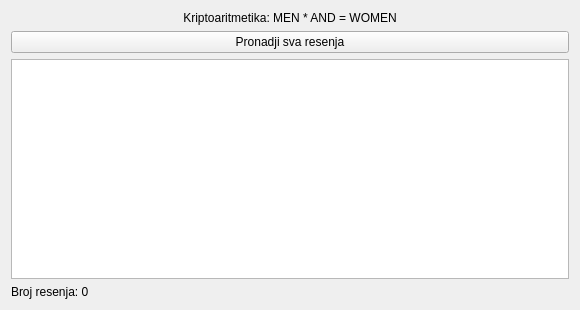
Old version of the form component/PENDING_EDITS/E_09_1/main.ui in the repository matf-pp/Materials.
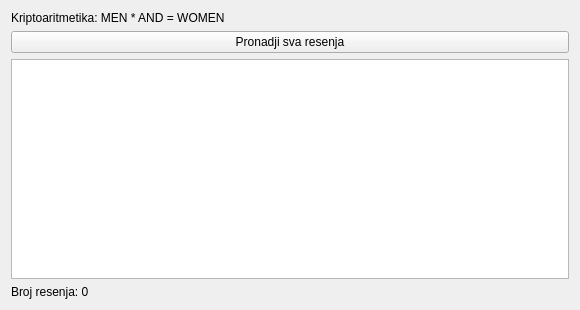
New version of the form.

Commit message: Rename component examples

Patch:
```diff
--- a/component/PENDING_EDITS/E_09_1/main.ui
+++ b/component/PENDING_EDITS/E_09_1/main.ui
@@ -19,9 +19,6 @@
      <property name="text">
       <string>Kriptoaritmetika: MEN * AND = WOMEN</string>
      </property>
-     <property name="alignment">
-      <set>Qt::AlignmentFlag::AlignCenter</set>
-     </property>
     </widget>
    </item>
    <item>
```
Left out of the diff: 3 changed lines with no effect on the pictures. The commit also changes 2 other files.
